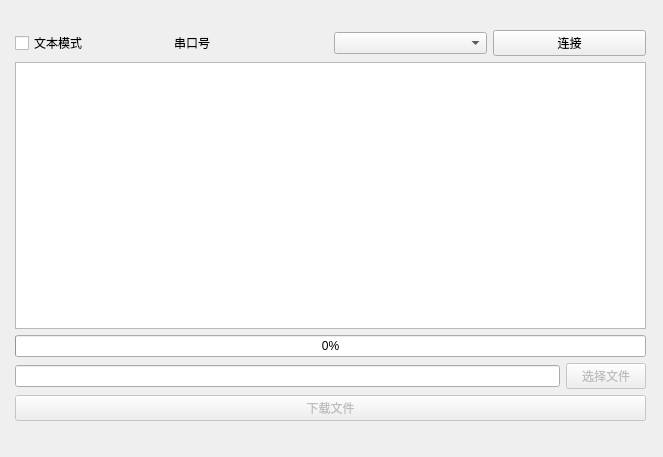
Before: the Qt Designer form mainwindow.ui in Demetice/QtUsbSerialDownloadForStm32, drawn with Qt 5.
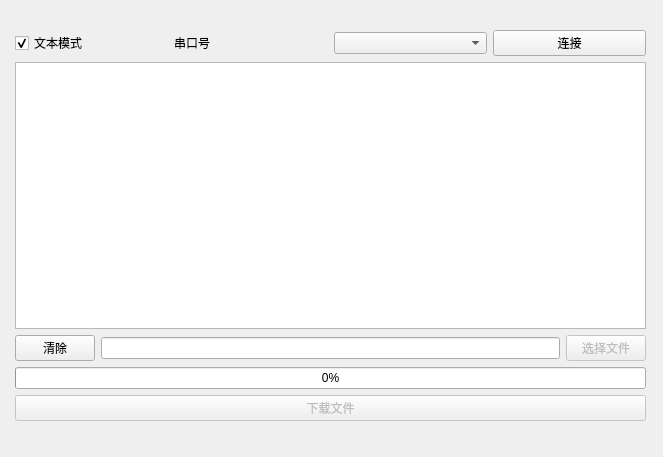
After: the same form once the commit is applied.

Diff of the .ui file:
```diff
--- a/mainwindow.ui
+++ b/mainwindow.ui
@@ -46,6 +46,12 @@
          <property name="text">
           <string>文本模式</string>
          </property>
+         <property name="checked">
+          <bool>true</bool>
+         </property>
+         <property name="tristate">
+          <bool>false</bool>
+         </property>
         </widget>
        </item>
        <item>
@@ -73,15 +79,15 @@
      <item>
       <layout class="QHBoxLayout" name="horizontalLayout_2"/>
      </item>
-     <item>
-      <widget class="QProgressBar" name="progressBar">
-       <property name="value">
-        <number>0</number>
-       </property>
-      </widget>
-     </item>
      <item>
       <layout class="QHBoxLayout" name="horizontalLayout">
+       <item>
+        <widget class="QPushButton" name="btnClear">
+         <property name="text">
+          <string>清除</string>
+         </property>
+        </widget>
+       </item>
        <item>
         <widget class="QLineEdit" name="lineEdit"/>
        </item>
@@ -97,6 +103,13 @@
        </item>
       </layout>
      </item>
+     <item>
+      <widget class="QProgressBar" name="progressBar">
+       <property name="value">
+        <number>0</number>
+       </property>
+      </widget>
+     </item>
      <item>
       <widget class="QPushButton" name="btnDownload">
        <property name="enabled">
```
